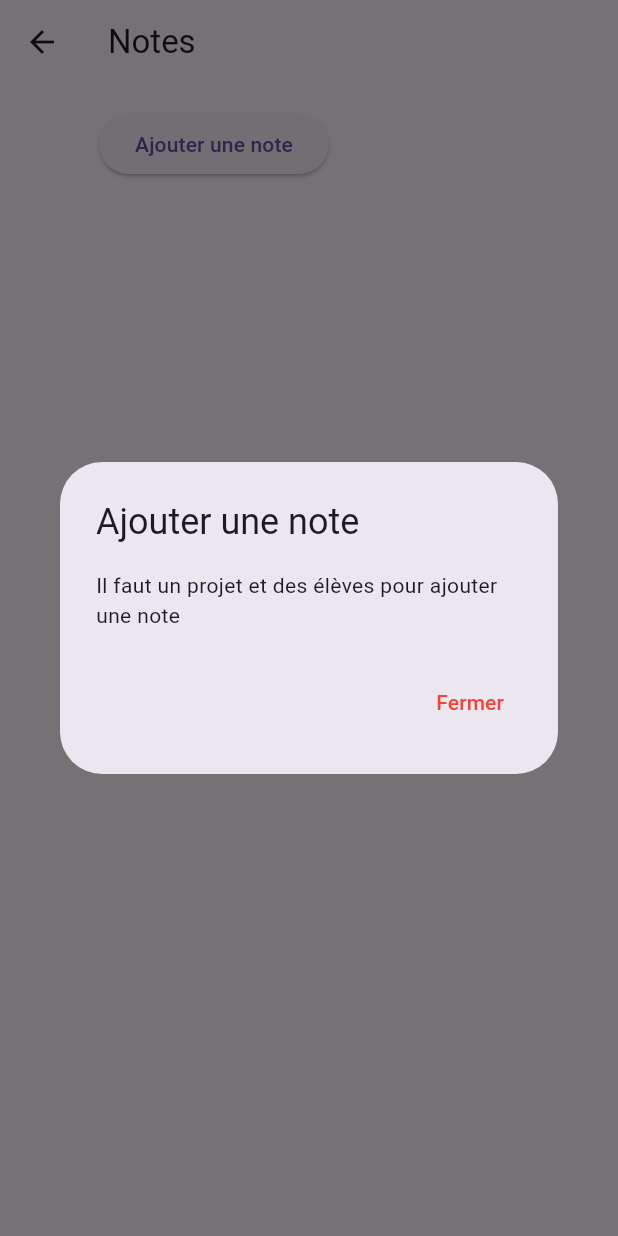
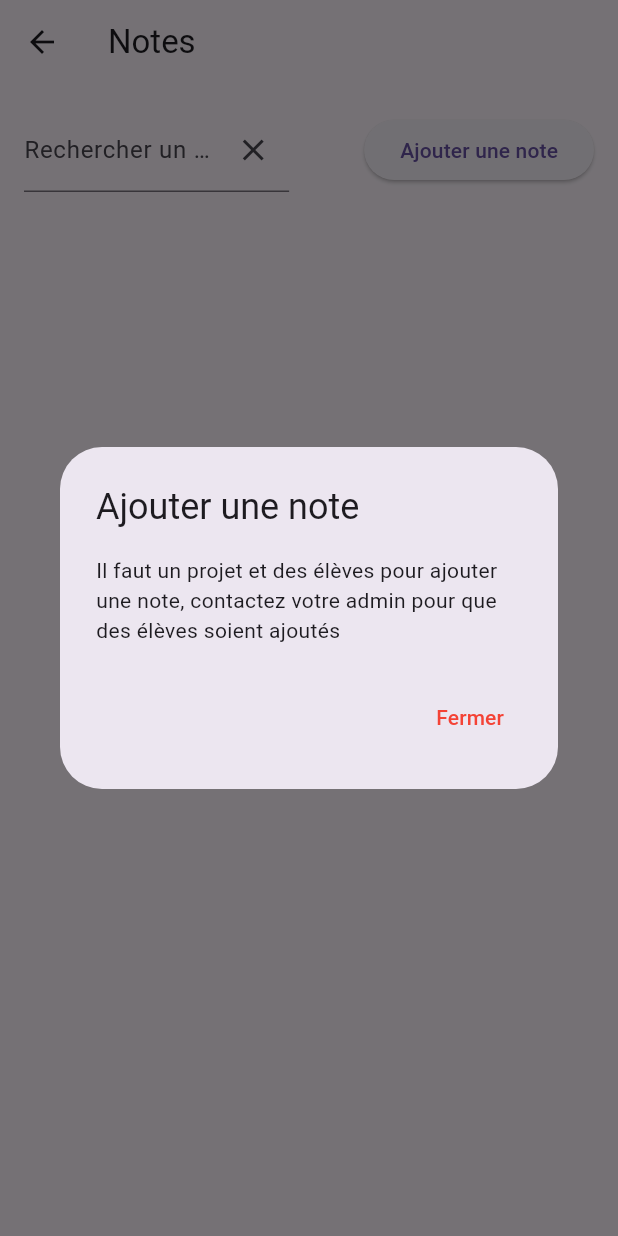
Before and after one commit to esgi-challenge/web, a Flutter app: the NoteScreen screen opened directly, after a tap on "Ajouter une note", on a phone screen of 412 x 824 dp. Run offline on Flutter 3.47's test engine with Material 3 defaults, Android fonts, the phone set to English and light mode, and no system bars; drawn by our look-alikes of toastification; our stand-ins replace dio, file_picker, flutter_bloc, flutter_dotenv, go_router, google_maps_flutter and 4 more; missing offline and left inert: dart:html; accounts and stored records are empty; network calls fail.

Commit message:
feat(note): add searchbar

```diff
--- a/lib/note/bloc/note_event.dart
+++ b/lib/note/bloc/note_event.dart
@@ -3,7 +3,7 @@ part of 'note_bloc.dart';
 @immutable
 abstract class NoteEvent {}
 
-class LoadNotees extends NoteEvent {}
+class LoadNotes extends NoteEvent {}
 
 class DeleteNote extends NoteEvent {
   final int id;
@@ -27,3 +27,9 @@ class UpdateNote extends NoteEvent {
 
   UpdateNote(this.id, this.value, this.projectId, this.studentId);
 }
+
+class SearchStudent extends NoteEvent {
+  final String query;
+
+  SearchStudent(this.query);
+}
--- a/lib/note/note_screen.dart
+++ b/lib/note/note_screen.dart
@@ -1,6 +1,7 @@
 import 'package:flutter/material.dart';
 import 'package:flutter_bloc/flutter_bloc.dart';
 import 'package:heroicons/heroicons.dart';
+import 'package:web/class_id/bloc/class_id_bloc.dart';
 import 'package:web/core/services/note_service.dart';
 import 'package:web/core/services/project_service.dart';
 import 'package:web/core/services/student_service.dart';
@@ -12,6 +13,8 @@ class NoteScreen extends StatelessWidget {
   NoteScreen({super.key});
 
   final _valueController = TextEditingController();
+  final _searchController = TextEditingController();
+
   final GlobalKey<FormState> _createFormKey = GlobalKey<FormState>();
   final GlobalKey<FormState> _updateFormKey = GlobalKey<FormState>();
 
@@ -27,7 +30,7 @@ class NoteScreen extends StatelessWidget {
   @override
   Widget build(BuildContext context) {
     return BlocProvider(
-      create: (context) => NoteBloc(NoteService(), ProjectService(), StudentService())..add(LoadNotees()),
+      create: (context) => NoteBloc(NoteService(), ProjectService(), StudentService())..add(LoadNotes()),
       child: Scaffold(
         appBar: AppBar(
           title: const Text('Notes'),
@@ -38,6 +41,31 @@ class NoteScreen extends StatelessWidget {
             children: [
               Row(
                 children: [
+                  Flexible(
+                    flex: 1,
+                    child: BlocBuilder<NoteBloc, NoteState>(
+                      builder: (context, state) {
+                        return TextField(
+                          controller: _searchController,
+                          decoration: InputDecoration(
+                            labelText: 'Rechercher un élève',
+                            suffixIcon: IconButton(
+                              icon: const Icon(Icons.clear),
+                              onPressed: () {
+                                _searchController.clear();
+                                context.read<NoteBloc>().add(LoadNotes());
+                              },
+                            ),
+                          ),
+                          onChanged: (query) {
+                            context
+                                .read<NoteBloc>()
+                                .add(SearchStudent(query));
+                          },
+                        );
+                      },
+                    ),
+                  ),
                   const SizedBox(width: 50),
                   BlocBuilder<NoteBloc, NoteState>(
                     builder: (context, state) {
@@ -88,7 +116,7 @@ class NoteScreen extends StatelessWidget {
       builder: (BuildContext dialogContext) {
         return AlertDialog(
           title: const Text('Ajouter une note'),
-          content: const Text("Il faut un projet et des élèves pour ajouter une note"),
+          content: const Text("Il faut un projet et des élèves pour ajouter une note, contactez votre admin pour que des élèves soient ajoutés"),
           actions: [
             TextButton(
               onPressed: () {
@@ -362,8 +390,8 @@ class NoteScreen extends StatelessWidget {
                 return DataRow(
                   cells: [
                     DataCell(Text(note['value'].toString())),
-                    DataCell(Text(note['projectId'].toString())),
-                    DataCell(Text(note['studentId'].toString())),
+                    DataCell(Text(note['project']['title'])),
+                    DataCell(Text('${note['student']['firstname']} ${note['student']['lastname']}')),
                     DataCell(Text(DateFormat('dd-MM-yyyy').format(parsedDate))),
                     DataCell(ElevatedButton(
                       onPressed: () {
--- a/lib/project/project_screen.dart
+++ b/lib/project/project_screen.dart
@@ -121,7 +121,7 @@ class ProjectScreen extends StatelessWidget {
       builder: (BuildContext dialogContext) {
         return AlertDialog(
           title: const Text('Ajouter un créneau'),
-          content: const Text("Pour créer des projets il faut au moins une classe, un cours et un document"),
+          content: const Text("Pour créer des projets il faut au moins une classe, un cours et un document, contactez votre admin pour ajouter des classes et cours"),
           actions: [
             TextButton(
               onPressed: () {
```
Also changed, not shown: lib/note/bloc/note_bloc.dart (+14 -1 lines), lib/teacher/teacher_screen.dart (+0 -11 lines).
